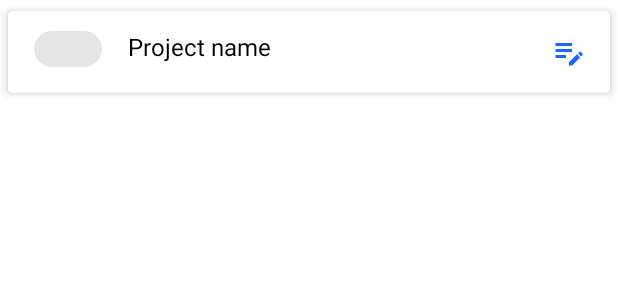
After one commit to NaumanYousafBajwa/FYP-Android-Application, an Android app: the layout preprocessing_columns.xml on its own in the app's theme, with its tools: preview values and no code run, on a phone screen of 412 x 824 dp. The commit adds this screen. Shown: the top 300 px of the screen. Run offline under Robolectric (Android 15) with nearby library versions, the phone set to English and light mode, and no system bars.

Commit message:
Preprocessing Updated

```diff
--- a/app/src/main/java/com/example/deeplearningstudio/NewProjectScreen.java
+++ b/app/src/main/java/com/example/deeplearningstudio/NewProjectScreen.java
@@ -23,7 +23,7 @@ import java.util.concurrent.ExecutionException;
 
 public class NewProjectScreen extends AppCompatActivity {
 
-    String createProjURL = "http://10.0.2.2:3000/createProject";
+    String createProjURL = getResources().getString(R.string.server_url)+"createProject";
 
     EditText pName, pDesc;
     LinearLayout DL, ML;
--- a/app/src/main/java/com/example/deeplearningstudio/SignIn.java
+++ b/app/src/main/java/com/example/deeplearningstudio/SignIn.java
@@ -27,9 +27,7 @@ import java.util.regex.Pattern;
 
 public class SignIn extends AppCompatActivity {
 
-    String signinUrl = "http://192.168.0.102:3000/signin";
-    String signupUrl = "http://localhost:3000/signup";
-    String signinWithGoogleUrl = "http://10.0.2.2:3000/signinWithGoogle";
+    String signinUrl = null;
 
     EditText email, password;
     TextView signupText;
@@ -133,6 +131,7 @@ public class SignIn extends AppCompatActivity {
 
                     HttpPostRequest postReq = new HttpPostRequest();
 
+                    signinUrl = getResources().getString(R.string.server_url)+"signin";
                     String response = postReq.execute("POST", signinUrl, String.valueOf(post_dict)).get();
                     System.out.println("Sign In Response: " + response);
                     JSONObject obj = new JSONObject(response);
--- a/app/src/main/java/com/example/deeplearningstudio/SignUp.java
+++ b/app/src/main/java/com/example/deeplearningstudio/SignUp.java
@@ -20,8 +20,7 @@ import java.util.regex.Matcher;
 import java.util.regex.Pattern;
 
 public class SignUp extends AppCompatActivity {
-    String signupUrl = "http://10.0.2.2:3000/signup";
-    String signinWithGoogleUrl = "http://10.0.2.2:3000/signinWithGoogle";
+    String signupUrl = getResources().getString(R.string.server_url)+"signup";
 
     EditText name, email, password;
     TextView signInText;
--- a/app/src/main/java/com/example/deeplearningstudio/ui/home/HomeFragment.java
+++ b/app/src/main/java/com/example/deeplearningstudio/ui/home/HomeFragment.java
@@ -27,7 +27,7 @@ import org.json.JSONObject;
 import java.util.concurrent.ExecutionException;
 
 public class HomeFragment extends Fragment {
-    String projectsURL = "http://192.168.0.102:3000/getProjects";
+    String projectsURL = null;
 
     RecyclerView recyclerView;
     AdopterListView adapter;
@@ -43,6 +43,7 @@ public class HomeFragment extends Fragment {
         try {
             HttpPostRequest getReq = new HttpPostRequest();
 
+            projectsURL = getResources().getString(R.string.server_url)+"getProjects";
             String response = getReq.execute("GET",projectsURL).get();
             System.out.println("Project Response " + response);
             JSONArray respArr = new JSONArray(response);
--- /dev/null
+++ b/app/src/main/res/drawable/edit_note_24.xml
@@ -0,0 +1,5 @@
+<vector android:height="24dp" android:tint="#1967FF"
+    android:viewportHeight="24" android:viewportWidth="24"
+    android:width="24dp" xmlns:android="http://schemas.android.com/apk/res/android">
+    <path android:fillColor="@android:color/white" android:pathData="M3,10h11v2H3V10zM3,8h11V6H3V8zM3,16h7v-2H3V16zM18.01,12.87l0.71,-0.71c0.39,-0.39 1.02,-0.39 1.41,0l0.71,0.71c0.39,0.39 0.39,1.02 0,1.41l-0.71,0.71L18.01,12.87zM17.3,13.58l-5.3,5.3V21h2.12l5.3,-5.3L17.3,13.58z"/>
+</vector>
--- /dev/null
+++ b/app/src/main/res/layout/preprocessing_columns.xml
@@ -0,0 +1,49 @@
+<?xml version="1.0" encoding="utf-8"?>
+<LinearLayout xmlns:android="http://schemas.android.com/apk/res/android"
+    xmlns:card_view="http://schemas.android.com/apk/res-auto"
+    android:layout_width="match_parent"
+    android:layout_height="wrap_content"
+    android:orientation="vertical">
+
+    <androidx.cardview.widget.CardView
+        android:id="@+id/cardView"
+        android:layout_width="match_parent"
+        android:layout_height="wrap_content"
+        android:background="@color/primary_color"
+        card_view:cardUseCompatPadding="true"
+        card_view:cardElevation="4dp"
+        card_view:cardCornerRadius="3dp"
+        >
+        <LinearLayout
+            android:layout_width="match_parent"
+            android:layout_height="wrap_content"
+            android:orientation="horizontal"
+            android:padding="5dp">
+
+            <com.google.android.material.chip.Chip
+                android:id="@+id/chip"
+                android:layout_width="40dp"
+                android:layout_height="40dp"
+                android:layout_weight="1" />
+
+            <TextView
+                android:id="@+id/columnName"
+                android:layout_width="wrap_content"
+                android:layout_height="wrap_content"
+                android:text="Project name"
+                android:layout_marginLeft="5dp"
+                android:layout_weight="6"
+                android:textColor="#000"
+                android:textSize="16sp" />
+
+            <ImageView
+                android:id="@+id/moreOptions"
+                android:layout_width="wrap_content"
+                android:layout_height="wrap_content"
+                android:layout_gravity="center"
+                android:padding="10dp"
+                android:src="@drawable/edit_note_24" />
+        </LinearLayout>
+
+    </androidx.cardview.widget.CardView>
+</LinearLayout>
--- a/app/src/main/res/values/colors.xml
+++ b/app/src/main/res/values/colors.xml
@@ -13,7 +13,7 @@
     <color name="secondary_color">#a2d5f2</color>
     <color name="active_color">#e8f0fe</color>
     <color name="button_primary">#5e72e4</color>
-    <color name="success">#04de5b</color>
+    <color name="success">#04be5b</color>
     <color name="app_background_color">#f5f5f5</color>
 
 </resources>
--- a/app/src/main/res/values/strings.xml
+++ b/app/src/main/res/values/strings.xml
@@ -17,6 +17,9 @@
     <string name="learning_rate">Learning Rate</string>
     <string name="batch_size">Batch Size</string>
     <string name="loss_function">Loss Function</string>
+    <string name="server_url">http://10.0.2.2:3000/</string>
+<!--    <string name="server_url">http://192.168.0.102:3000/</string>-->
+
     <!-- TODO: Remove or change this placeholder text -->
     <string name="hello_blank_fragment">Hello blank fragment</string>
 </resources>
```
Also changed, not shown: app/src/main/java/com/example/deeplearningstudio/BottomNavigationMenu.java (+6 -4 lines), app/src/main/java/com/example/deeplearningstudio/ColumnsAdapter.java (added, +96 -0 lines), app/src/main/java/com/example/deeplearningstudio/FileUploadPopUp.java (added, +73 -0 lines), app/src/main/java/com/example/deeplearningstudio/FileuploadPopUp.java (deleted, +0 -14 lines), app/src/main/java/com/example/deeplearningstudio/PreProcessFragment.java (+54 -13 lines), app/src/main/res/layout/activity_fileupload_pop_up.xml (+4 -4 lines), app/src/main/res/layout/fragment_pre_process.xml (+84 -6 lines).
